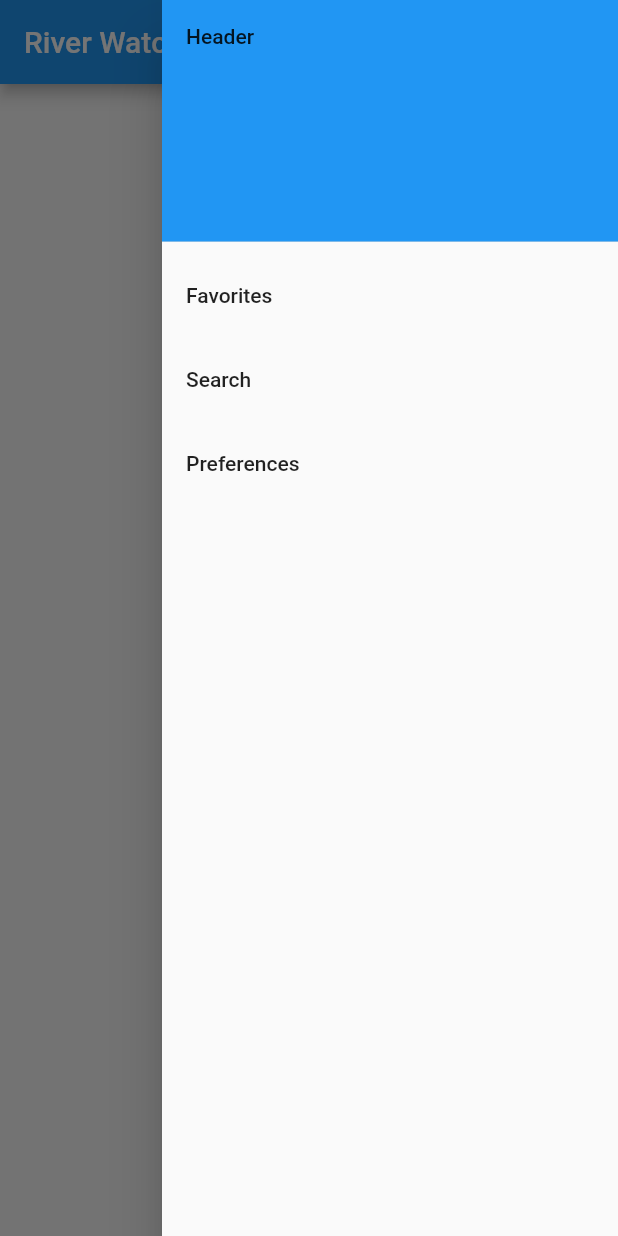
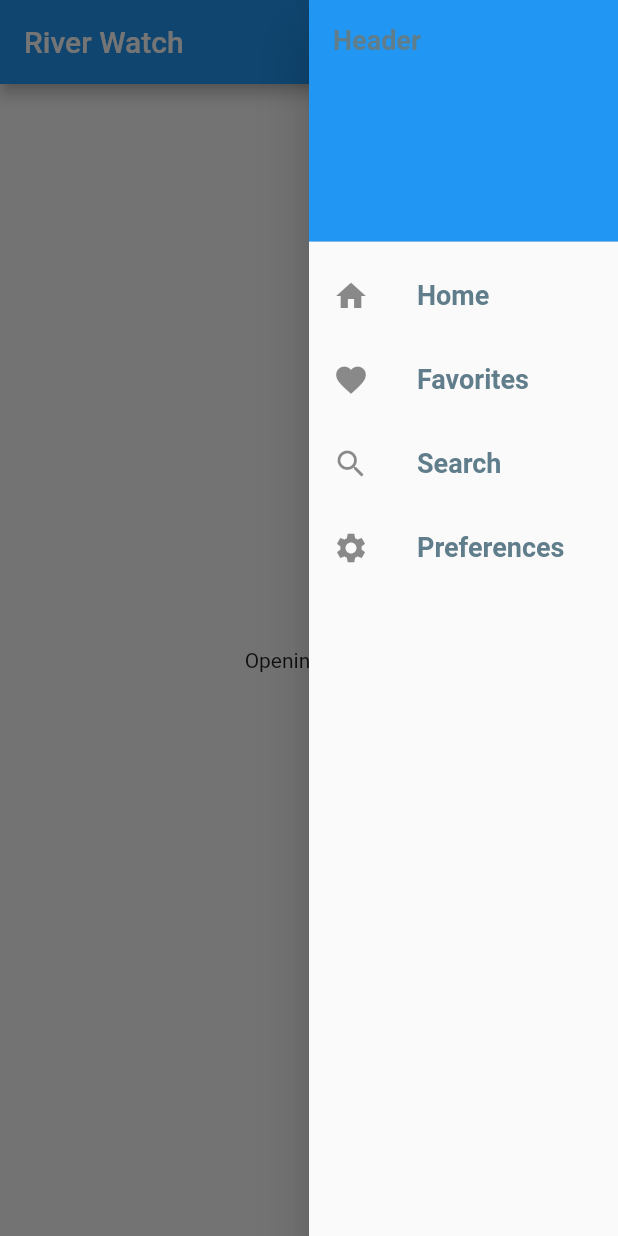
Before and after one commit to nigel25840/stream_watch_flutter, a Flutter app: the screen it shows after launch, with the side drawer open, on a phone screen of 412 x 824 dp. Run offline on Flutter 3.47's test engine with Material 2 defaults, Android fonts, the phone set to English and light mode, and no system bars; our stand-ins replace charts_flutter, material_segmented_control, shared_preferences.

Commit message:
Corrected width of drawer, added icons, simplified tap event handler

```diff
--- a/lib/UI/drawer.dart
+++ b/lib/UI/drawer.dart
@@ -1,6 +1,7 @@
 
 import 'package:flutter/cupertino.dart';
 import 'package:flutter/material.dart';
+import 'package:streamwatcher/main.dart';
 
 import '../state_picker.dart';
 
@@ -17,39 +18,55 @@ class RFDrawer extends StatefulWidget {
 
 
 class _RFDrawerState extends State<RFDrawer> {
+
+  _handleTap(Widget widget) {
+    Navigator.pop(context);
+    Navigator.push(context, MaterialPageRoute(builder: (context){
+      return widget;
+    }));
+  }
+
+  var style = TextStyle(fontWeight: FontWeight.bold, fontSize: 18.0, color: Colors.blueGrey);
+
   @override
   Widget build(BuildContext context) {
-    return Drawer(
+    return SizedBox(
+      width: MediaQuery.of(context).size.width * .5,
+      child: Drawer(
         child: ListView(
           padding: EdgeInsets.zero,
           children: [
             DrawerHeader(
-            child: Text("Header"),
+              child: Text('Header', style: style),
               decoration: BoxDecoration(color: Colors.blue),
             ),
             ListTile(
-            title: Text('Favorites'),
+              leading: Icon(Icons.home),
+              title: Text('Home', style: style),
+              onTap: () { _handleTap(HomePage()); },
+            ),
+            ListTile(
+              leading: Icon(Icons.favorite),
+              title: Text('Favorites', style: style),
               onTap: () {
                 print('*FAVORITES*');
               },
             ),
             ListTile(
-            title: Text('Search'),
-            onTap: () {
-              Navigator.pop(context);
-              Navigator.push(context, MaterialPageRoute(builder: (context) {
-                return StatePicker(title: "Choose a State");
-              }));
-            },
+              leading: Icon(Icons.search),
+              title: Text('Search', style: style),
+              onTap: () { _handleTap(StatePicker(title: "Choose a State")); },
             ),
             ListTile(
-            title: Text('Preferences'),
+              leading: Icon(Icons.settings),
+              title: Text('Preferences', style: style),
               onTap: () {
                 print('*PREFERENCES*');
               },
             ),
           ],
         ),
+      ),
     );
   }
 }
--- a/lib/main.dart
+++ b/lib/main.dart
@@ -16,28 +16,21 @@ class MyApp extends StatelessWidget {
         primarySwatch: Colors.blue,
         visualDensity: VisualDensity.adaptivePlatformDensity,
       ),
-      home: MyHomePage(), // StatePicker(title: "Pick a state"),
+      home: HomePage(), // StatePicker(title: "Pick a state"),
     );
   }
 }
 
-class MyHomePage extends StatefulWidget {
-  MyHomePage({Key key, this.title}) : super(key: key);
+class HomePage extends StatefulWidget {
+  HomePage({Key key, this.title}) : super(key: key);
 
   final String title;
 
   @override
-  _MyHomePageState createState() => _MyHomePageState();
+  _HomePageState createState() => _HomePageState();
 }
 
-class _MyHomePageState extends State<MyHomePage> {
-  int _counter = 0;
-
-  void _incrementCounter() {
-    setState(() {
-      _counter++;
-    });
-  }
+class _HomePageState extends State<HomePage> {
 
   @override
   Widget build(BuildContext context) {
```
Lines whose indentation alone changed are shown as unchanged.
